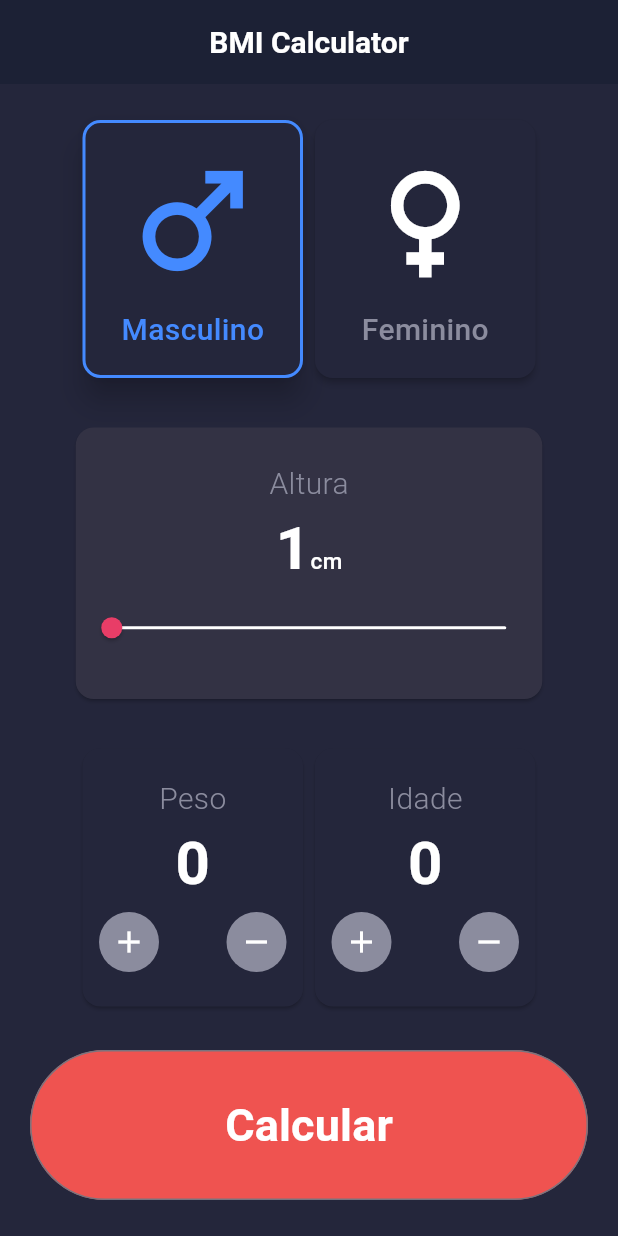
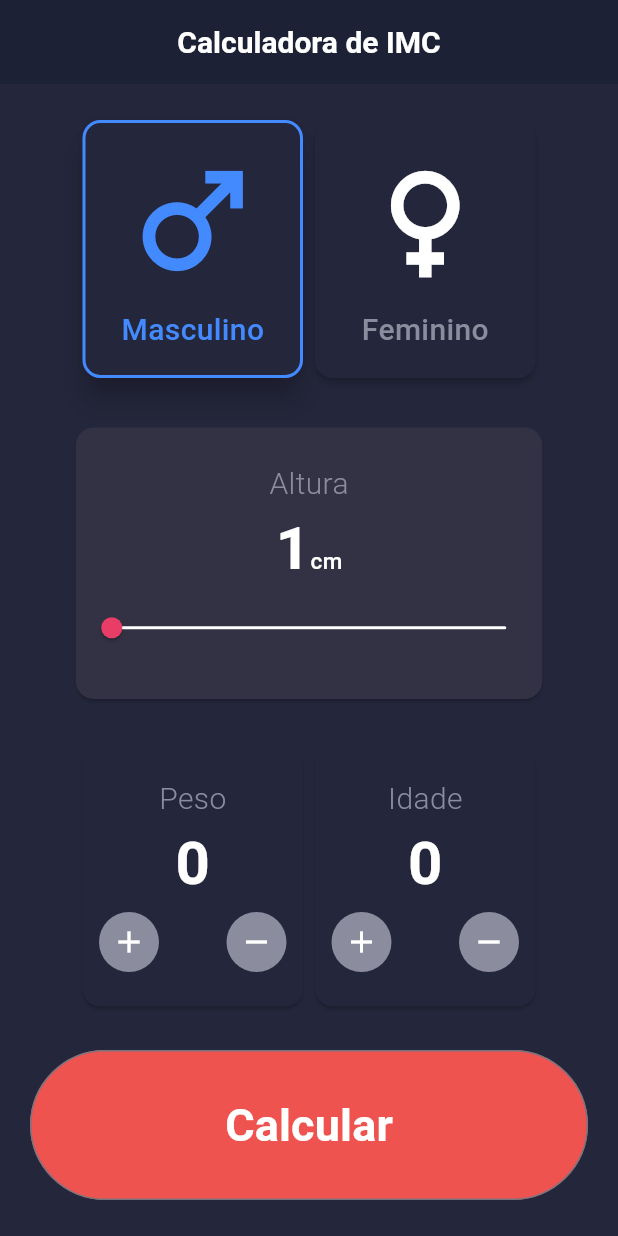
Before and after one commit to erikmiqueias/BMI-Calculator, a Flutter app: the screen it shows after launch, on a phone screen of 412 x 824 dp. Run offline on Flutter 3.47's test engine with Material 3 defaults, Android fonts, the phone set to English and light mode, and no system bars.

Commit message:
refacto: little changes

```diff
--- a/lib/main.dart
+++ b/lib/main.dart
@@ -3,6 +3,7 @@ import 'package:flutter/material.dart';
 
 void main(List<String> args) => runApp(
   MaterialApp(
+    debugShowCheckedModeBanner: false,
     home: Scaffold(
       backgroundColor: Color(0xFF24263B),
       appBar: AppBar(
@@ -11,7 +12,7 @@ void main(List<String> args) => runApp(
           color: Colors.white,
           fontSize: 20,
         ),
-        title: Text('BMI Calculator'),
+        title: Text('Calculadora de IMC'),
         backgroundColor: Color(0xFF1C2135),
         centerTitle: true,
       ),
```
